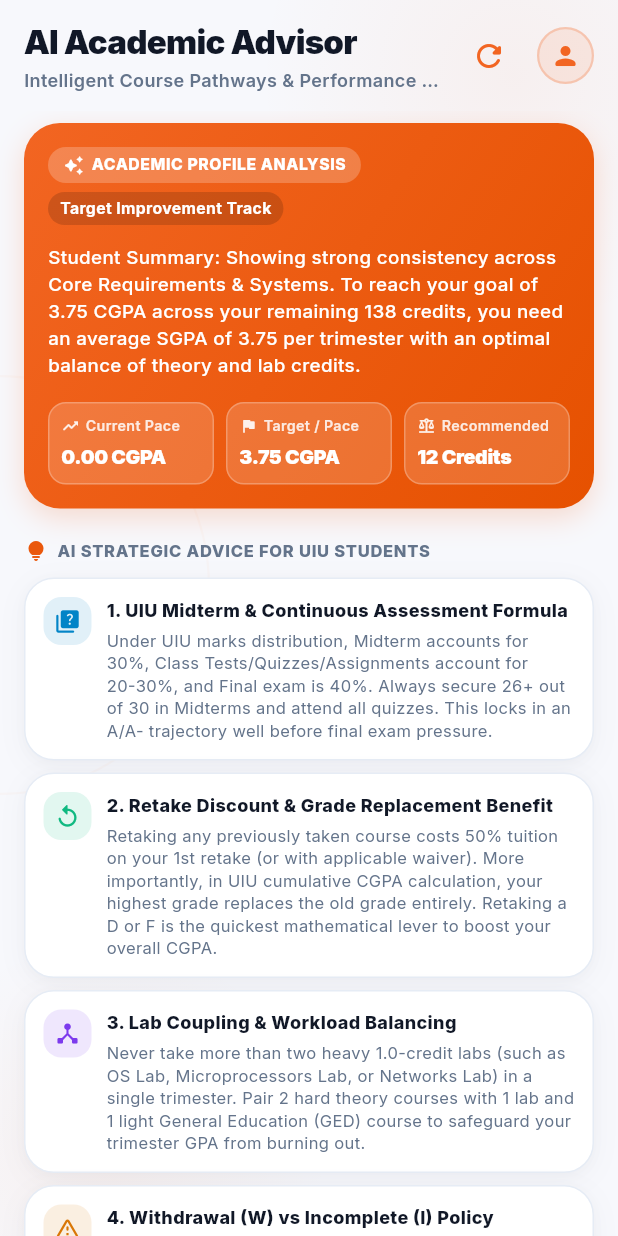
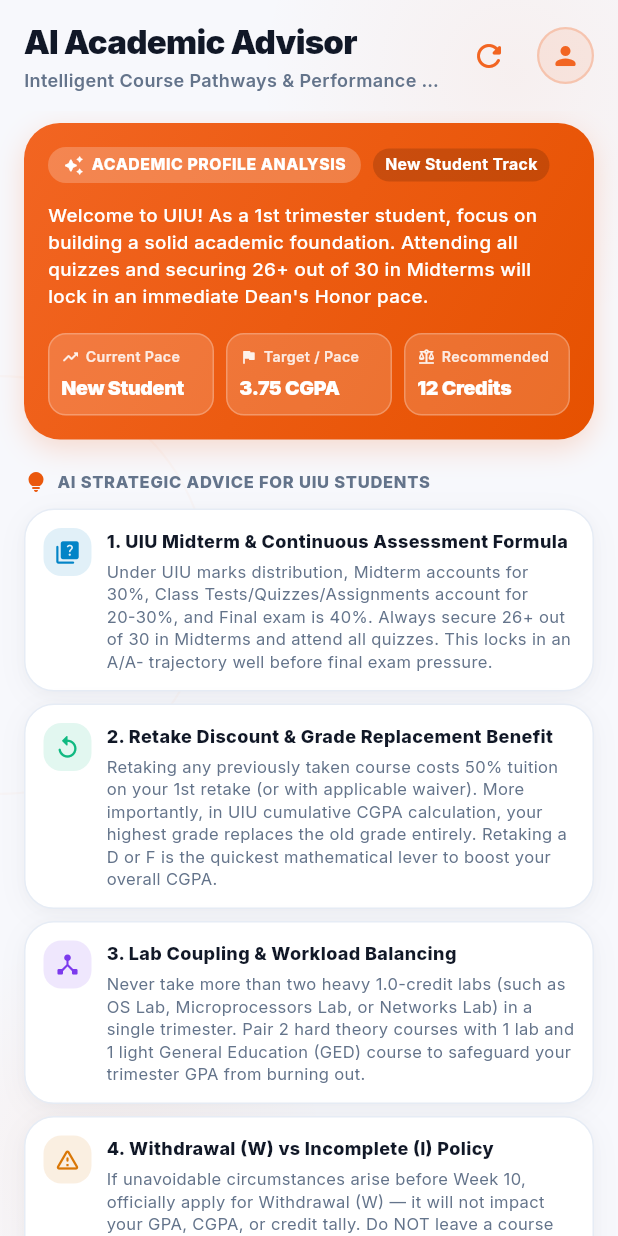
Before and after one commit to souravsahapartho/uiu-cgpa-calculator-ai, a Flutter app: the AIAdvisorScreen screen opened directly, on a phone screen of 412 x 824 dp. Run offline on Flutter 3.47's test engine with Material 3 defaults, Android fonts, the phone set to English and light mode, and no system bars; our stand-ins replace file_picker, google_fonts, pdf, printing, shared_preferences; accounts and stored records are empty.

Commit message:
fix: direct MediaStore PDF download to Downloads folder and remove demo data in AI advisor

```diff
--- a/lib/core/services/academic_advisor_engine.dart
+++ b/lib/core/services/academic_advisor_engine.dart
@@ -354,16 +354,11 @@
     // 5. Build Domain Analyses
     final domainAnalyses = <SubjectDomainAnalysis>[];
     gradesByDomain.forEach((domain, grades) {
-      double avgGp = 3.80;
-      if (grades.isNotEmpty) {
-        avgGp = grades.reduce((a, b) => a + b) / grades.length;
-      } else if (realCGPA > 0) {
-        avgGp = realCGPA;
-      } else {
-        avgGp = 3.75;
-      }
+      // Exclude domains where student hasn't completed any courses yet (no demo data)
+      if (grades.isEmpty) return;
 
-      final scorePct = ((avgGp / 4.0) * 100).clamp(40.0, 100.0);
+      final avgGp = grades.reduce((a, b) => a + b) / grades.length;
+      final scorePct = ((avgGp / 4.0) * 100).clamp(0.0, 100.0);
       final isStrength = avgGp >= 3.65;
       final status = avgGp >= 3.75 ? 'Strong Proficiency' : avgGp >= 3.30 ? 'Good Standing' : 'Focus Needed';
 
@@ -371,26 +366,26 @@
       switch (domain) {
         case 'Programming & CS':
           insight = avgGp >= 3.65
-              ? 'Demonstrating solid programming and algorithmic reasoning. Excellent candidate for competitive programming and advanced elective tracks.'
-              : 'Keep practicing LeetCode/Codeforces and structured problem solving to bolster your data structures foundation.';
+              ? 'Demonstrating solid programming and algorithmic reasoning (Avg GP: ${avgGp.toStringAsFixed(2)}). Excellent candidate for competitive programming and advanced elective tracks.'
+              : 'Keep practicing LeetCode/Codeforces and structured problem solving (Avg GP: ${avgGp.toStringAsFixed(2)}) to bolster your data structures foundation.';
           break;
         case 'Mathematics':
           insight = avgGp >= 3.65
-              ? 'Strong mathematical and analytical aptitude. Provides an advantage in Machine Learning, Cryptography, and Signal Processing.'
-              : 'Review calculus and linear algebra fundamentals to maintain high performance in Probability & Statistics.';
+              ? 'Strong mathematical and analytical aptitude (Avg GP: ${avgGp.toStringAsFixed(2)}). Provides an advantage in Machine Learning, Cryptography, and Signal Processing.'
+              : 'Review calculus and linear algebra fundamentals (Avg GP: ${avgGp.toStringAsFixed(2)}) to maintain high performance in Probability & Statistics.';
           break;
         case 'Hardware & Architecture':
           insight = avgGp >= 3.65
-              ? 'Well-rounded hardware logic understanding. Well positioned for Microprocessors and Embedded Systems.'
-              : 'Dedicate extra simulation hours in Logisim and circuit design labs.';
+              ? 'Well-rounded hardware logic understanding (Avg GP: ${avgGp.toStringAsFixed(2)}). Well positioned for Microprocessors and Embedded Systems.'
+              : 'Dedicate extra simulation hours in Logisim and circuit design labs (Avg GP: ${avgGp.toStringAsFixed(2)}).';
           break;
         case 'Software & Systems':
           insight = avgGp >= 3.65
-              ? 'High software architecture and system design capability. Ready for full-stack, enterprise DB, and OS labs.'
-              : 'Engage actively in lab term-projects to gain practical system implementation experience.';
+              ? 'High software architecture and system design capability (Avg GP: ${avgGp.toStringAsFixed(2)}). Ready for full-stack, enterprise DB, and OS labs.'
+              : 'Engage actively in lab term-projects (Avg GP: ${avgGp.toStringAsFixed(2)}) to gain practical system implementation experience.';
           break;
         default:
-          insight = 'Maintains balanced general academic readiness across interdisciplinary courses.';
+          insight = 'Maintains balanced academic performance (Avg GP: ${avgGp.toStringAsFixed(2)}) across enrolled coursework.';
       }
 
       domainAnalyses.add(SubjectDomainAnalysis(
--- a/lib/screens/ai_advisor_screen.dart
+++ b/lib/screens/ai_advisor_screen.dart
@@ -77,7 +77,10 @@
       requiredPace = ((totalTargetPoints - currentPoints) / remainingCredits).clamp(2.0, 4.0);
     }
 
-    final standingText = displayCGPA >= 3.80
+    final isNewStudent = completedCredits == 0;
+    final standingText = isNewStudent
+        ? 'New Student Track'
+        : displayCGPA >= 3.80
             ? 'Top 5% Standing'
             : displayCGPA >= 3.50
                 ? 'Dean\'s Honor Pace'
@@ -193,7 +196,9 @@
                         ),
                         const SizedBox(height: 12),
                         Text(
-                          'Student Summary: Showing strong consistency across Core Requirements & Systems. To reach your goal of ${targetCGPA.toStringAsFixed(2)} CGPA across your remaining ${remainingCredits.toInt()} credits, you need an average SGPA of ${requiredPace.toStringAsFixed(2)} per trimester with an optimal balance of theory and lab credits.',
+                          isNewStudent
+                              ? 'Welcome to UIU! As a 1st trimester student, focus on building a solid academic foundation. Attending all quizzes and securing 26+ out of 30 in Midterms will lock in an immediate Dean\'s Honor pace.'
+                              : 'Student Summary: Based on your completed ${completedCredits.toStringAsFixed(1)} credits and current CGPA of ${displayCGPA.toStringAsFixed(2)}, to reach your goal of ${targetCGPA.toStringAsFixed(2)} CGPA across your remaining ${remainingCredits.toInt()} credits, you need an average SGPA of ${requiredPace.toStringAsFixed(2)} per trimester.',
                           style: AppTypography.bodyMedium.copyWith(
                             color: Colors.white,
                             fontSize: 12.5,
@@ -208,7 +213,7 @@
                             Expanded(
                               child: _buildHeroMetricCard(
                                 label: 'Current Pace',
-                                value: '${displayCGPA.toStringAsFixed(2)} CGPA',
+                                value: isNewStudent ? 'New Student' : '${displayCGPA.toStringAsFixed(2)} CGPA',
                                 icon: Icons.trending_up_rounded,
                               ),
                             ),
@@ -319,7 +324,10 @@
               SliverToBoxAdapter(
                 child: Padding(
                   padding: const EdgeInsets.fromLTRB(AppSpacing.s16, AppSpacing.s12, AppSpacing.s16, AppSpacing.s4),
-                  child: Text(
+                  child: Row(
+                    mainAxisAlignment: MainAxisAlignment.spaceBetween,
+                    children: [
+                      Text(
                         'DOMAIN STRENGTH & APTITUDE',
                         style: AppTypography.labelSmall.copyWith(
                           color: textSec,
@@ -327,9 +335,74 @@
                           letterSpacing: 0.5,
                         ),
                       ),
+                      if (report.domainAnalyses.isNotEmpty)
+                        Text(
+                          '${report.domainAnalyses.length} Domains Evaluated',
+                          style: const TextStyle(
+                            color: AppColors.primary,
+                            fontSize: 10.5,
+                            fontWeight: FontWeight.w700,
+                          ),
+                        ),
+                    ],
+                  ),
                 ),
               ),
 
+              if (report.domainAnalyses.isEmpty)
+                SliverToBoxAdapter(
+                  child: Padding(
+                    padding: const EdgeInsets.symmetric(horizontal: AppSpacing.s16, vertical: 4),
+                    child: Container(
+                      padding: const EdgeInsets.all(14),
+                      decoration: BoxDecoration(
+                        color: surface,
+                        borderRadius: AppRadius.borderLg,
+                        border: Border.all(color: borderClr),
+                        boxShadow: AppShadows.soft,
+                      ),
+                      child: Row(
+                        crossAxisAlignment: CrossAxisAlignment.start,
+                        children: [
+                          Container(
+                            padding: const EdgeInsets.all(8),
+                            decoration: BoxDecoration(
+                              color: AppColors.primary.withValues(alpha: 0.12),
+                              borderRadius: AppRadius.borderMd,
+                            ),
+                            child: const Icon(Icons.analytics_outlined, color: AppColors.primary, size: 20),
+                          ),
+                          const SizedBox(width: 10),
+                          Expanded(
+                            child: Column(
+                              crossAxisAlignment: CrossAxisAlignment.start,
+                              children: [
+                                Text(
+                                  'Awaiting Course Grade History',
+                                  style: AppTypography.titleSmall.copyWith(
+                                    fontWeight: FontWeight.w800,
+                                    fontSize: 12.5,
+                                    color: textPri,
+                                  ),
+                                ),
+                                const SizedBox(height: 3),
+                                Text(
+                                  'No completed courses found in your transcript yet. Once you add or import your courses in the Transcript tab, your real domain strengths (Programming, Mathematics, Hardware & Systems) will dynamically generate here without any dummy data.',
+                                  style: AppTypography.bodySmall.copyWith(
+                                    fontSize: 11,
+                                    color: textSec,
+                                    height: 1.4,
+                                  ),
+                                ),
+                              ],
+                            ),
+                          ),
+                        ],
+                      ),
+                    ),
+                  ),
+                )
+              else
                 // Domain Cards
                 SliverPadding(
                   padding: const EdgeInsets.symmetric(horizontal: AppSpacing.s16),
--- a/pubspec.yaml
+++ b/pubspec.yaml
@@ -1,7 +1,7 @@
 name: uiu_cgpa_calculator_ai
 description: "UIU CGPA Calculator AI - AI-Supported Academic & CGPA Companion for United International University (UIU) Students"
 publish_to: "none"
-version: 1.0.6+7
+version: 1.0.7+8
 
 environment:
   sdk: ">=3.0.0 <4.0.0"
```
Also changed, not shown: lib/core/utils/tuition_pdf_generator.dart (+44 -45 lines), 2 other files. Lines whose indentation alone changed are shown as unchanged.
